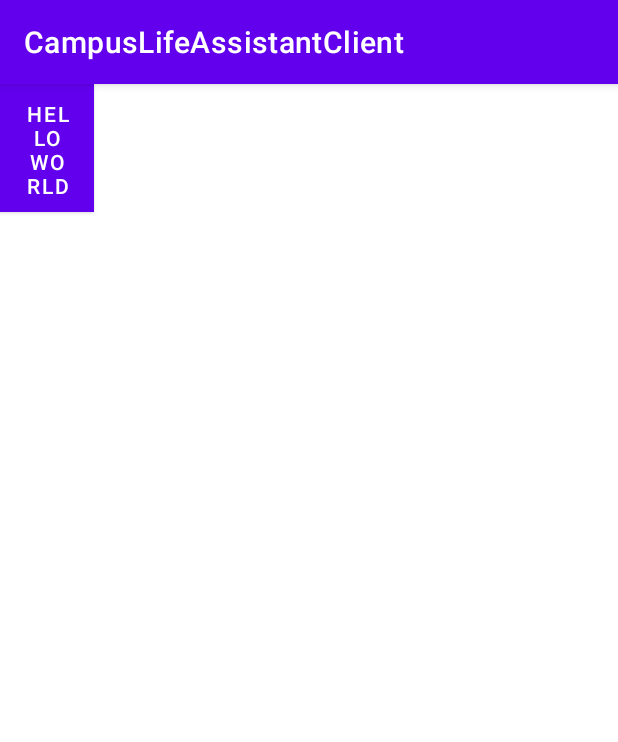
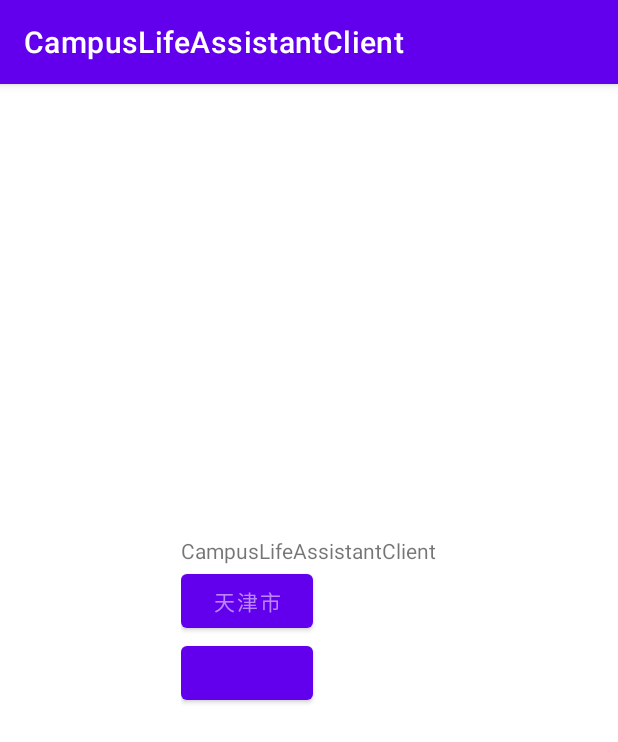
Before and after one commit to GuiZhouAndroid/CampusLifeAssistantClient, an Android app: the screen it shows after launch (MainActivity), on a phone screen of 412 x 824 dp. Shown: the top 742 px of the screen. Run offline under Robolectric (Android 15) with nearby library versions, the phone set to English and light mode, and no system bars; our stand-ins replace ButterKnife.

Commit message:
Androidx+ButterKnife+jar包屏幕适配

```diff
--- a/app/build.gradle
+++ b/app/build.gradle
@@ -1,5 +1,6 @@
 plugins {
     id 'com.android.application'
+    id 'com.jakewharton.butterknife'
 }
 
 android {
@@ -35,4 +36,7 @@ dependencies {
     testImplementation 'junit:junit:4.+'
     androidTestImplementation 'androidx.test.ext:junit:1.1.2'
     androidTestImplementation 'androidx.test.espresso:espresso-core:3.3.0'
+
+    implementation 'com.jakewharton:butterknife:10.2.3'
+    annotationProcessor 'com.jakewharton:butterknife-compiler:10.2.3'
 }
--- a/app/src/main/java/work/lpssfxy/www/campuslifeassistantclient/MainActivity.java
+++ b/app/src/main/java/work/lpssfxy/www/campuslifeassistantclient/MainActivity.java
@@ -1,14 +1,87 @@
 package work.lpssfxy.www.campuslifeassistantclient;
 
 import androidx.appcompat.app.AppCompatActivity;
+import androidx.fragment.app.Fragment;
 
+import android.graphics.Bitmap;
 import android.os.Bundle;
+import android.view.View;
+import android.widget.Button;
+import android.widget.ImageView;
+import android.widget.TextView;
+import android.widget.Toast;
+
+import butterknife.BindArray;
+import butterknife.BindBitmap;
+import butterknife.BindColor;
+import butterknife.BindString;
+import butterknife.BindView;
+import butterknife.ButterKnife;
+import butterknife.OnClick;
+import butterknife.OnLongClick;
 
 public class MainActivity extends AppCompatActivity {
-
+    @BindView(R2.id.tv)
+    TextView tv;//绑定TextView 控件
+    @BindView(R2.id.btn)Button btn;//绑定Button 控件
+    @BindView(R2.id.btn1)Button btn1;//绑定Button 控件
+    @BindView(R2.id.iv)
+    ImageView iv;//绑定ImageView 控件
+    @BindString(R2.string.app_name)String str;//绑定资源文件中string字符串
+    @BindArray(R2.array.city)String[] strArray;//绑定资源文件中string字符串数组
+    @BindBitmap(R.mipmap.ic_launcher)
+    Bitmap bitmap;//绑定资源文件中mipmap中的ic_launcher图片
+    @BindColor(R2.color.purple_200)int BtnTextColor;
     @Override
     protected void onCreate(Bundle savedInstanceState) {
         super.onCreate(savedInstanceState);
-        setContentView(R.layout.activity_main);
+        setContentView(R.layout.qwe);
+        //初始化ButterKnife注解
+        ButterKnife.bind(this);
+        getSupportFragmentManager().beginTransaction().replace(R.id.show,new Fragment()).commit();
+        tv.setText(str);
+        btn.setText(strArray[1]);
+        btn.setTextColor(BtnTextColor);
+        iv.setImageBitmap(bitmap);
+    }
+    @OnClick(R2.id.btn)
+    public void onViewOneClicked(){
+        Toast.makeText(this, "我是单个Btn点击事件", Toast.LENGTH_SHORT).show();
+    }
+
+    @OnClick({R2.id.btn,R2.id.tv})
+    public void onViewClicked(View view) {
+        switch (view.getId()){
+            case R.id.btn:
+                Toast.makeText(this, "我是多个btn点击事件", Toast.LENGTH_SHORT).show();
+                break;
+            case R.id.tv:
+                Toast.makeText(this, "我是多个tv点击事件", Toast.LENGTH_SHORT).show();
+                break;
+        }
+    }
+
+    //多个控件对应公共事件
+    @OnClick({R2.id.btn,R2.id.btn1})
+    public void sayHi(Button btn) {
+        btn.setText("Success!");
+    }
+
+
+//    @OnLongClick(R2.id.btn)
+//    public void onViewOneLongClicked(){
+//        Toast.makeText(this, "我是单个Btn长按事件", Toast.LENGTH_SHORT).show();
+//    }
+
+    @OnLongClick({R2.id.btn,R2.id.tv})
+    public void onViewLongClicked(View view){
+        switch (view.getId()){
+            case R.id.btn:
+                Toast.makeText(this, "我是多个长按Btn事件", Toast.LENGTH_SHORT).show();
+                break;
+            case R.id.tv:
+                Toast.makeText(this, "我是多个长按tv事件", Toast.LENGTH_SHORT).show();
+                break;
+        }
     }
 }
--- /dev/null
+++ b/app/src/main/res/layout/qwe.xml
@@ -0,0 +1,45 @@
+<?xml version="1.0" encoding="utf-8"?>
+<RelativeLayout xmlns:android="http://schemas.android.com/apk/res/android"
+    xmlns:app="http://schemas.android.com/apk/res-auto"
+    xmlns:tools="http://schemas.android.com/tools"
+    android:layout_width="match_parent"
+    android:layout_height="match_parent"
+    tools:context=".MainActivity">
+    <LinearLayout
+        android:layout_centerInParent="true"
+        android:layout_width="wrap_content"
+        android:layout_height="wrap_content"
+        android:orientation="vertical">
+        <FrameLayout
+            android:background="#CCC"
+            android:id="@+id/show"
+            android:layout_width="wrap_content"
+            android:layout_height="wrap_content">
+        </FrameLayout>
+        <TextView
+            android:id="@+id/tv"
+            android:layout_width="wrap_content"
+            android:layout_height="wrap_content"
+            android:text="Hello World!"
+            app:layout_constraintBottom_toBottomOf="parent"
+            app:layout_constraintLeft_toLeftOf="parent"
+            app:layout_constraintRight_toRightOf="parent"
+            app:layout_constraintTop_toTopOf="parent" />
+        <Button
+            android:id="@+id/btn"
+            android:layout_width="wrap_content"
+            android:layout_height="wrap_content" />
+        <Button
+            android:id="@+id/btn1"
+            android:layout_width="wrap_content"
+            android:layout_height="wrap_content" />
+        <ImageView
+            android:id="@+id/iv"
+            android:layout_gravity="center"
+            android:layout_width="50dp"
+            android:layout_height="50dp" />
+
+    </LinearLayout>
+
+
+</RelativeLayout>
--- a/app/src/main/res/values/strings.xml
+++ b/app/src/main/res/values/strings.xml
@@ -1,3 +1,10 @@
 <resources>
     <string name="app_name">CampusLifeAssistantClient</string>
+    <string-array name="city">
+        <item>北京市</item>
+        <item>天津市</item>
+        <item>哈尔滨市</item>
+        <item>大连市</item>
+        <item>香港市</item>
+    </string-array>
 </resources>
--- a/build.gradle
+++ b/build.gradle
@@ -6,7 +6,7 @@ buildscript {
     }
     dependencies {
         classpath "com.android.tools.build:gradle:7.0.0"
-
+        classpath 'com.jakewharton:butterknife-gradle-plugin:10.2.3'
         // NOTE: Do not place your application dependencies here; they belong
         // in the individual module build.gradle files
     }
```
Also changed, not shown: app/src/main/java/work/lpssfxy/www/campuslifeassistantclient/myFragment.java (added, +44 -0 lines), app/src/main/res/layout/fragment.xml (added, +10 -0 lines).
